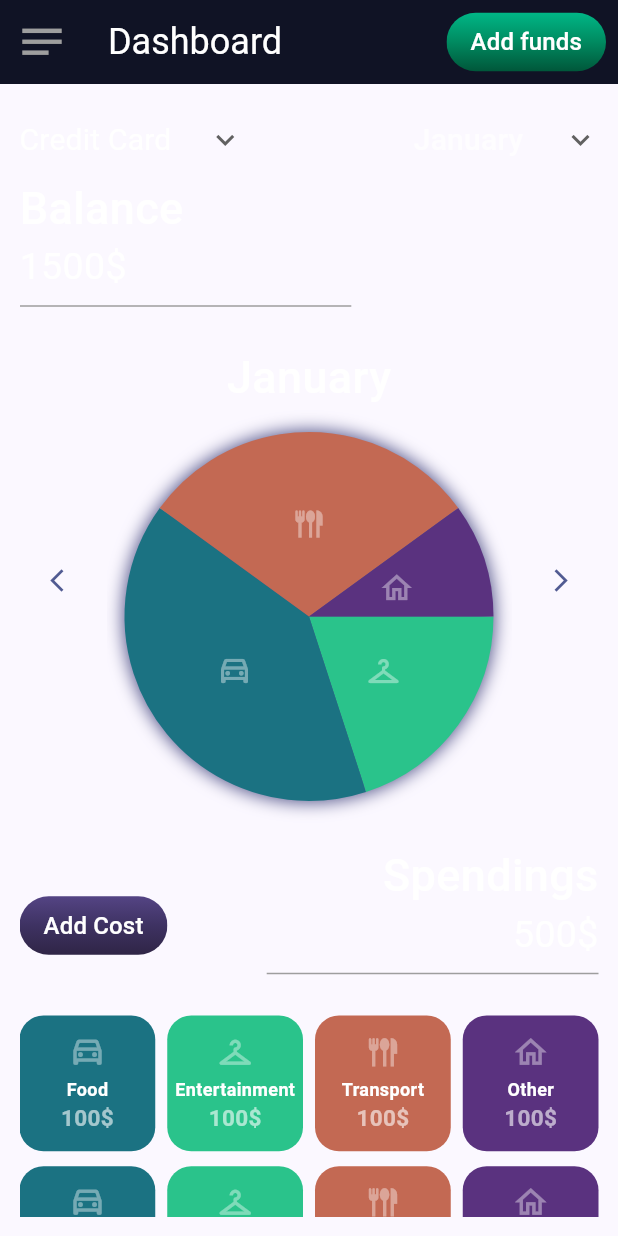
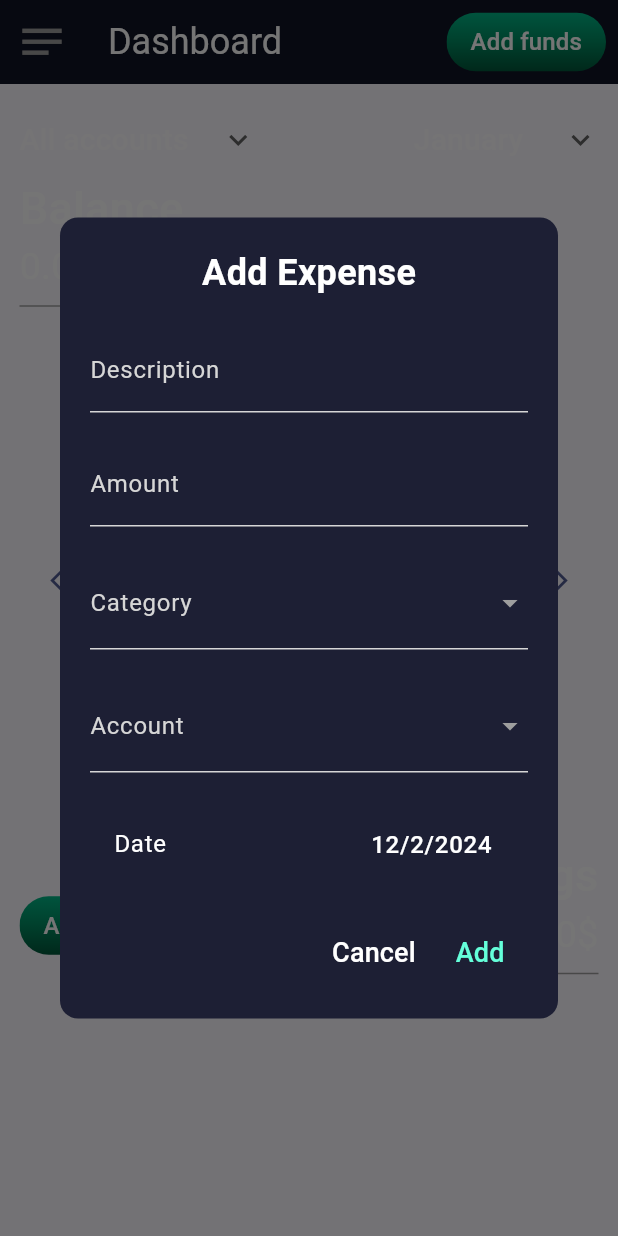
Before and after one commit to DarkoSasanski/FinanceManager, a Flutter app: the screen it shows after launch, after a tap on "Add Cost", on a phone screen of 412 x 824 dp. Run offline on Flutter 3.47's test engine with Material 3 defaults, Android fonts, the phone set to English and light mode, and no system bars; drawn by our look-alikes of fl_chart; our stand-ins replace flutter_colorpicker, flutter_local_notifications, permission_handler, sqflite; accounts and stored records are empty.

Commit message:
made dashboard dynamic with real data

```diff
--- a/lib/components/dashboard/dashboard_pie_chart.dart
+++ b/lib/components/dashboard/dashboard_pie_chart.dart
@@ -1,10 +1,14 @@
 import 'package:fl_chart/fl_chart.dart';
 import 'package:flutter/material.dart';
 
+import '../../models/Category.dart';
+
 class DashboardPieChart extends StatelessWidget {
   final String month;
+  final Map<Category, String> categoryExpenses;
 
-  const DashboardPieChart({super.key, required this.month});
+  const DashboardPieChart(
+      {super.key, required this.month, required this.categoryExpenses});
 
   @override
   Widget build(BuildContext context) {
@@ -38,48 +42,18 @@ class DashboardPieChart extends StatelessWidget {
                   ],
                 ),
                 child: PieChart(PieChartData(
-                  sections: [
-                    PieChartSectionData(
-                      color: const Color.fromRGBO(42, 195, 139, 1),
-                      value: 20,
-                      showTitle: false,
-                      badgeWidget: Icon(
-                        Icons.checkroom_outlined,
-                        color: Colors.white.withOpacity(0.4),
-                      ),
-                      radius: radius,
-                    ),
-                    PieChartSectionData(
-                      color: const Color.fromRGBO(27, 114, 130, 1),
-                      value: 40,
-                      showTitle: false,
-                      badgeWidget: Icon(
-                        Icons.drive_eta_outlined,
-                        color: Colors.white.withOpacity(0.4),
-                      ),
-                      radius: radius,
-                    ),
-                    PieChartSectionData(
-                      color: const Color.fromRGBO(195, 105, 83, 1),
-                      value: 30,
-                      showTitle: false,
-                      badgeWidget: Icon(
-                        Icons.flatware,
-                        color: Colors.white.withOpacity(0.4),
-                      ),
-                      radius: radius,
-                    ),
-                    PieChartSectionData(
-                      color: const Color.fromRGBO(90, 50, 127, 1),
-                      value: 10,
-                      showTitle: false,
-                      badgeWidget: Icon(
-                        Icons.home_outlined,
-                        color: Colors.white.withOpacity(0.4),
-                      ),
-                      radius: radius,
-                    ),
-                  ],
+                  sections: categoryExpenses.entries
+                      .map((entry) => PieChartSectionData(
+                            color: entry.key.color,
+                            value: double.parse(entry.value),
+                            showTitle: false,
+                            badgeWidget: Icon(
+                              entry.key.icon,
+                              color: Colors.white.withOpacity(0.4),
+                            ),
+                            radius: radius,
+                          ))
+                      .toList(),
                   centerSpaceRadius: 0,
                   sectionsSpace: 0,
                 ))))
--- a/lib/components/dashboard/dashboard_pie_chart_slider.dart
+++ b/lib/components/dashboard/dashboard_pie_chart_slider.dart
@@ -1,14 +1,19 @@
 import 'package:flutter/material.dart';
 
+import '../../models/Category.dart';
 import '../../models/Month.dart';
 import 'dashboard_pie_chart.dart';
 
 class DashboardPieChartSlider extends StatefulWidget {
   final int selectedMonth;
   final void Function(int) onMonthChanged;
+  final Map<Category, String> categoryExpenses;
 
   const DashboardPieChartSlider(
-      {super.key, required this.selectedMonth, required this.onMonthChanged});
+      {super.key,
+      required this.selectedMonth,
+      required this.onMonthChanged,
+      required this.categoryExpenses});
 
   @override
   _DashboardPieChartSliderState createState() =>
@@ -76,7 +81,9 @@ class _DashboardPieChartSliderState extends State<DashboardPieChartSlider> {
                   controller: _pageController,
                   itemCount: months.length,
                   itemBuilder: (context, index) {
-                    return DashboardPieChart(month: months[index].name);
+                    return DashboardPieChart(
+                        month: months[index].name,
+                        categoryExpenses: index + 1 == widget.selectedMonth ? widget.categoryExpenses : {});
                   },
                 ),
               ),
--- a/lib/components/sideMenu/side_menu.dart
+++ b/lib/components/sideMenu/side_menu.dart
@@ -29,12 +29,6 @@ class SideMenu extends StatelessWidget {
             onTap: () {
               Navigator.pop(context);
             },
-          ),
-          const Divider(
-            color: Colors.grey,
-            thickness: 0.5,
-            indent: 10,
-            endIndent: 10,
           ),
           ListTile(
             title: const Text('Dashboard',
--- a/lib/pages/addExpense.dart
+++ b/lib/pages/addExpense.dart
@@ -57,6 +57,7 @@ class _ExpensesPageState extends State<ExpensesPage> {
    });
    showAccountExpenseNotification(account.name, account.amount);
  }
+
   @override
   Widget build(BuildContext context) {
     return Scaffold(
--- a/lib/pages/addIncome.dart
+++ b/lib/pages/addIncome.dart
@@ -33,6 +33,7 @@ class _IncomesPageState extends State<IncomesPage> {
       incomes = loadedIncomes;
     });
   }
+
   void _addIncome(String source, String description, int amount,
       bool isReceived, DateTime date, Account? account) async {
     if (account == null) return;
@@ -58,6 +59,7 @@ class _IncomesPageState extends State<IncomesPage> {
       incomes.add(income);
     });
   }
+
   void _markAsReceived(Income income) async {
     final incomeRepository = await _databaseHelper.incomeRepository();
     final accountRepository = await _databaseHelper.accountRepository();
@@ -71,7 +73,6 @@ class _IncomesPageState extends State<IncomesPage> {
       showAccountIncomeNotification(income.account.name,income.account.amount);
     }
   }
-
 
   @override
   Widget build(BuildContext context) {
--- a/lib/pages/dashboard.dart
+++ b/lib/pages/dashboard.dart
@@ -1,12 +1,17 @@
 import 'package:financemanager/components/appBar/custom_app_bar.dart';
-import 'package:financemanager/components/buttons/custom_action_button.dart';
+import 'package:financemanager/components/buttons/add_expense_app_bar_button.dart';
 import 'package:financemanager/components/dashboard/dashboard_pie_chart_slider.dart';
 import 'package:flutter/material.dart';
 
 import '../components/buttons/add_income_app_bar_button.dart';
+import '../components/notifications/account_expense.dart';
+import '../components/notifications/account_income.dart';
 import '../components/sideMenu/side_menu.dart';
+import '../helpers/database_helper.dart';
 import '../models/Account.dart';
 import '../models/Category.dart';
+import '../models/Expense.dart';
+import '../models/Income.dart';
 import '../models/Month.dart';
 
 class Dashboard extends StatefulWidget {
@@ -17,58 +22,11 @@ class Dashboard extends StatefulWidget {
 }
 
 class _DashboardState extends State<Dashboard> {
+  final DatabaseHelper _databaseHelper = DatabaseHelper();
   int _selectedMonth = 1;
-
-  List<Category> categories = [
-    Category(
-        name: 'Food',
-        icon: Icons.drive_eta_outlined,
-        color: const Color.fromRGBO(27, 114, 130, 1)),
-    Category(
-        name: 'Entertainment',
-        icon: Icons.checkroom_outlined,
-        color: const Color.fromRGBO(42, 195, 139, 1)),
-    Category(
-        name: 'Transport',
-        icon: Icons.flatware,
-        color: const Color.fromRGBO(195, 105, 83, 1)),
-    Category(
-        name: 'Other',
-        icon: Icons.home_outlined,
-        color: const Color.fromRGBO(90, 50, 127, 1)),
-    Category(
-        name: 'Food',
-        icon: Icons.drive_eta_outlined,
-        color: const Color.fromRGBO(27, 114, 130, 1)),
-    Category(
-        name: 'Entertainment',
-        icon: Icons.checkroom_outlined,
-        color: const Color.fromRGBO(42, 195, 139, 1)),
-    Category(
-        name: 'Transport',
-        icon: Icons.flatware,
-        color: const Color.fromRGBO(195, 105, 83, 1)),
-    Category(
-        name: 'Other',
-        icon: Icons.home_outlined,
-        color: const Color.fromRGBO(90, 50, 127, 1)),
-    Category(
-        name: 'Food',
-        icon: Icons.drive_eta_outlined,
-        color: const Color.fromRGBO(27, 114, 130, 1)),
-    Category(
-        name: 'Entertainment',
-        icon: Icons.checkroom_outlined,
-        color: const Color.fromRGBO(42, 195, 139, 1)),
-    Category(
-        name: 'Transport',
-        icon: Icons.flatware,
-        color: const Color.fromRGBO(195, 105, 83, 1)),
-    Category(
-        name: 'Other',
-        icon: Icons.home_outlined,
-        color: const Color.fromRGBO(90, 50, 127, 1)),
-  ];
+  Map<Category, String> categoryExpenses = {};
+  List<Account> accounts = [];
+  int? _selectedAccount;
 
   void updateSelectedMonth(int? index) {
     if (index == null) return;
@@ -81,14 +39,125 @@ class _DashboardState extends State<Dashboard> {
     setState(() {
       _selectedMonth = index!;
     });
+    _loadCategoryExpenses();
+  }
+
+  void updateSelectedAccount(int? accountId) {
+    setState(() {
+      _selectedAccount = accountId;
+    });
+    _loadCategoryExpenses();
+  }
+
+  void _loadCategoryExpenses() async {
+    final categoryRepository = await _databaseHelper.categoryRepository();
+    final loadedCategoryExpenses =
+        await categoryRepository.fetchCategoryExpensesByMonthAndAccount(
+            _selectedMonth, _selectedAccount);
+    setState(() {
+      categoryExpenses = loadedCategoryExpenses;
+    });
+  }
+
+  void _loadAccounts() async {
+    final accountRepository = await _databaseHelper.accountRepository();
+    final loadedAccounts = await accountRepository.findAll();
+    setState(() {
+      accounts = loadedAccounts;
+    });
+  }
+
+  String getTotalSpending() {
+    double total = 0;
+    categoryExpenses.forEach((key, value) {
+      total += double.parse(value);
+    });
+    return total.toString();
+  }
+
+  List<DropdownMenuItem<Object>>? getAccountsDropdown() {
+    List<DropdownMenuItem<Object>>? items = [];
+    items.add(const DropdownMenuItem(
+      value: null,
+      child: Text("All accounts"),
+    ));
+    for (var account in accounts) {
+      items.add(DropdownMenuItem(
+        value: account.id,
+        child: Text(account.name),
+      ));
+    }
+    return items;
+  }
+
+  String getBalance() {
+    double total = 0;
+    accounts.forEach((account) {
+      if (_selectedAccount == null || _selectedAccount == account.id) {
+        total += account.amount;
+      }
+    });
+    return total.toString();
+  }
+
+  void _addIncome(String source, String description, int amount,
+      bool isReceived, DateTime date, Account? account) async {
+    if (account == null) return;
+    final incomeRepository = await _databaseHelper.incomeRepository();
+    final accountRepository = await _databaseHelper.accountRepository();
+    final Income income = Income(
+      source: source,
+      description: description,
+      amount: amount,
+      isReceived: isReceived,
+      date: date,
+      account: account,
+    );
+
+    await incomeRepository.insertIncome(income);
+
+    if (isReceived) {
+      account.amount += amount;
+      await accountRepository.updateAmount(account);
+      showAccountIncomeNotification(income.account.name, income.account.amount);
+    }
+
+    _loadAccounts();
+  }
+
+  Future<void> _addExpense(String description, int amount, DateTime date,
+      Account account, Category category) async {
+    final accountRepository = await _databaseHelper.accountRepository();
+    final expenseRepository = await _databaseHelper.expenseRepository();
+
+    Expense expense = Expense(
+      description: description,
+      amount: amount,
+      date: date,
+      account: account,
+      category: category,
+    );
+    await expenseRepository.insertExpense(expense);
+
+    account.amount -= amount;
+    await accountRepository.updateAmount(account);
+
+    showAccountExpenseNotification(account.name, account.amount);
+
+    _loadAccounts();
+    _loadCategoryExpenses();
+  }
+
+  @override
+  void initState() {
+    super.initState();
+    _loadAccounts();
+    _loadCategoryExpenses();
   }
 
   @override
   Widget build(BuildContext context) {
     double screenWidth = MediaQuery.of(context).size.width;
-
-    void _addIncome(String source, String description, int amount,
-        bool isReceived, DateTime date, Account? account) {}
 
     return Scaffold(
         appBar: CustomAppBar(
@@ -107,24 +176,12 @@ class _DashboardState extends State<Dashboard> {
                 mainAxisAlignment: MainAxisAlignment.spaceBetween,
                 children: <Widget>[
                   DropdownButton(
+                    value: _selectedAccount,
                     underline: Container(),
                     icon: const Icon(Icons.keyboard_arrow_down),
-                    items: const [
-                      DropdownMenuItem(
-                        value: 'all',
-                        child: Text('All accounts'),
-                      ),
-                      DropdownMenuItem(
-                        value: 'card',
-                        child: Text('Payment card'),
-                      ),
-                      DropdownMenuItem(
-                        value: 'cash',
-                        child: Text('Cash'),
-                      ),
-                    ],
-                    onChanged: (value) {},
-                    hint: const Text('Credit Card',
+                    items: getAccountsDropdown(),
+                    onChanged: (value) => updateSelectedAccount(value as int?),
+                    hint: const Text('Select account',
                         style: TextStyle(
                             color: Colors.white,
                             fontWeight: FontWeight.normal)),
@@ -152,8 +209,8 @@ class _DashboardState extends State<Dashboard> {
                       fontSize: 30,
                       color: Colors.white,
                       fontWeight: FontWeight.w500)),
-              const Text("1500\$",
-                  style: TextStyle(
+              Text("${getBalance()}\$",
+                  style: const TextStyle(
                     fontSize: 25,
                     color: Colors.white,
                   )),
@@ -164,29 +221,24 @@ class _DashboardState extends State<Dashboard> {
               DashboardPieChartSlider(
                 selectedMonth: _selectedMonth,
                 onMonthChanged: updateSelectedMonth,
+                categoryExpenses: categoryExpenses,
               ),
               Row(
                 mainAxisAlignment: MainAxisAlignment.spaceBetween,
                 crossAxisAlignment: CrossAxisAlignment.end,
                 children: <Widget>[
-                  CustomActionButton(
-                      actionButtonText: "Add Cost",
-                      actionButtonOnPressed: () {},
-                      gradientColors: const [
-                        Color(0xff544484),
-                        Color(0xff3e3262),
-                        Color(0xff2f2546),
-                      ]),
-                  const Column(
+                  AddExpenseAppBarButton(
+                      onSubmitted: _addExpense, actionButtonText: "Add Cost"),
+                  Column(
                     crossAxisAlignment: CrossAxisAlignment.end,
                     children: <Widget>[
-                      Text("Spendings",
+                      const Text("Spendings",
                           style: TextStyle(
                               fontSize: 30,
                               color: Colors.white,
                               fontWeight: FontWeight.w500)),
-                      Text("500\$",
-                          style: TextStyle(
+                      Text("${getTotalSpending()}\$",
+                          style: const TextStyle(
                             fontSize: 25,
                             color: Colors.white,
                           )),
@@ -207,9 +259,9 @@ class _DashboardState extends State<Dashboard> {
                   crossAxisSpacing: 8,
                   mainAxisSpacing: 10,
                 ),
-                itemCount: categories.length,
+                itemCount: categoryExpenses.length,
                 itemBuilder: (context, index) {
-                  final category = categories[index];
+                  final category = categoryExpenses.keys.elementAt(index);
                   return GestureDetector(
                     onTap: () {},
                     child: Container(
@@ -233,7 +285,7 @@ class _DashboardState extends State<Dashboard> {
                             ),
                           ),
                           Text(
-                            "100\$",
+                            "${categoryExpenses[category]}\$",
                             style: TextStyle(
                               fontSize: 15,
                               fontWeight: FontWeight.bold,
--- a/lib/repositories/category_repository.dart
+++ b/lib/repositories/category_repository.dart
@@ -70,4 +70,29 @@ class CategoryRepository {
       whereArgs: [id],
     );
   }
+
+  Future<Map<Category, String>> fetchCategoryExpensesByMonthAndAccount(
+      int month, int? accountId) async {
+    final List<Map<String, dynamic>> maps = [];
+
+    if (accountId == null) {
+      maps.addAll(await _db.rawQuery(
+        'SELECT category_id, SUM(amount) as total FROM Expense WHERE ltrim(strftime(\'%m\', date), \'0\') = ? GROUP BY category_id',
+        [month.toString()],
+      ));
+    } else {
+      maps.addAll(await _db.rawQuery(
+        'SELECT category_id, SUM(amount) as total FROM Expense WHERE ltrim(strftime(\'%m\', date), \'0\') = ? AND account_id = ? GROUP BY category_id',
+        [month.toString(), accountId.toString()],
+      ));
+    }
+
+    Map<Category, String> categoryExpenses = {};
+    for (var map in maps) {
+      Category category = await findById(map['category_id']);
+      categoryExpenses[category] = map['total'].toString();
+    }
+
+    return categoryExpenses;
+  }
 }
```
